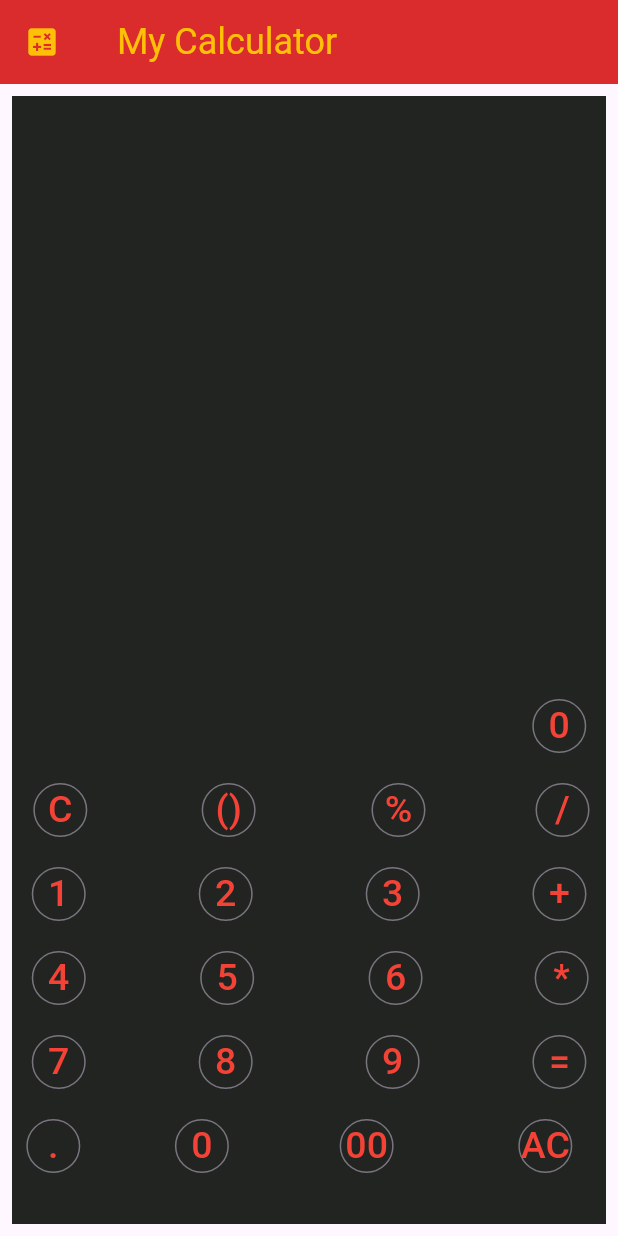
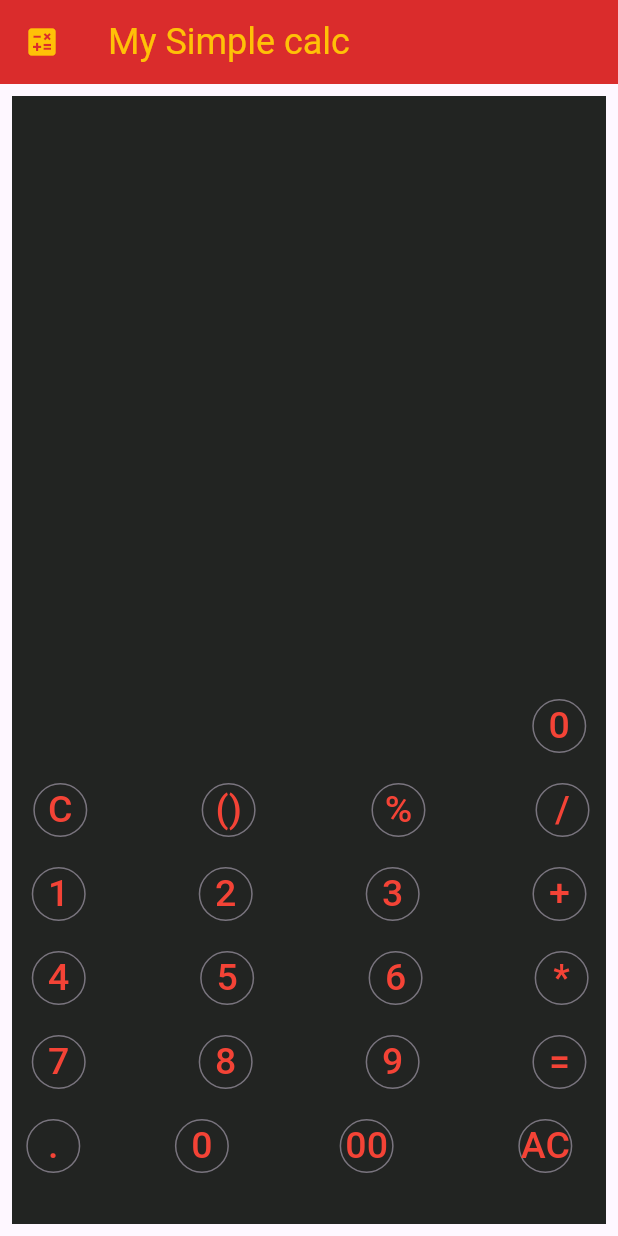
Before and after one commit to ashwanisohaan/cooklog, a Flutter app: the screen it shows after launch, on a phone screen of 412 x 824 dp. Run offline on Flutter 3.47's test engine with Material 3 defaults, Android fonts, the phone set to English and light mode, and no system bars.

Commit message:
changed title name

```diff
--- a/lib/components/screens/calculator.dart
+++ b/lib/components/screens/calculator.dart
@@ -7,7 +7,7 @@ class Calculator extends StatelessWidget {
     return Scaffold(
         appBar: AppBar(
           title: Text(
-            ' My Calculator',
+            'My Simple calc',
             style: TextStyle(
               color: Colors.amber,
               fontSize: 24,
```
